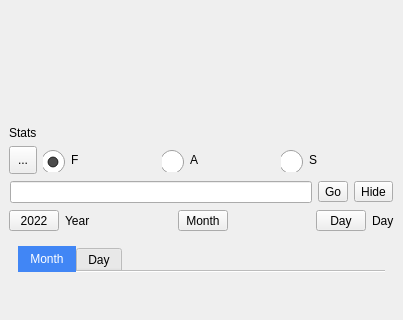
This is mainwindow.ui in ic005k/Knot-Legacy as Qt 5 draws it before an edit; both pictures show x 0 to 403 and y 155 to 475 of the 403 by 670 pixel window. The edited form follows.
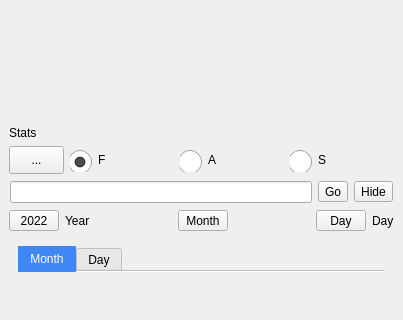
This is the edited form. Icons and pictures are not drawn.

Patch:
```diff
--- a/mainwindow.ui
+++ b/mainwindow.ui
@@ -300,7 +300,7 @@
           <widget class="QToolButton" name="btnSelTab">
            <property name="minimumSize">
             <size>
-             <width>28</width>
+             <width>55</width>
              <height>28</height>
             </size>
            </property>
```
